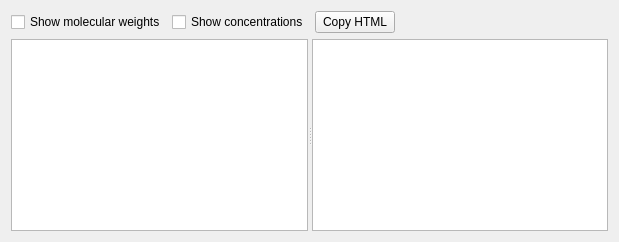
Qt form recipeEditorTemplate.ui (campagnola/pycsf) before a commit.
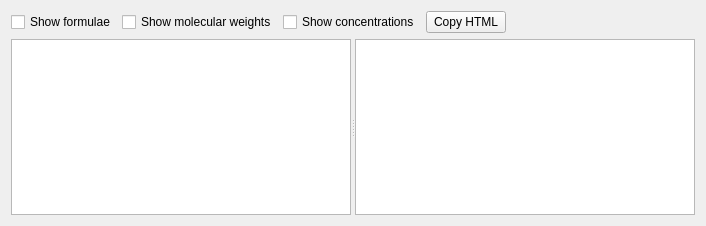
The same form after that commit.

Commit message: HTML output, remove/change solutions, molecular formulae

```diff
--- a/recipeEditorTemplate.ui
+++ b/recipeEditorTemplate.ui
@@ -6,8 +6,8 @@
    <rect>
     <x>0</x>
     <y>0</y>
-    <width>619</width>
-    <height>242</height>
+    <width>706</width>
+    <height>226</height>
    </rect>
   </property>
   <property name="windowTitle">
@@ -16,6 +16,13 @@
   <layout class="QGridLayout" name="gridLayout">
    <item row="0" column="0">
     <layout class="QHBoxLayout" name="horizontalLayout">
+     <item>
+      <widget class="QCheckBox" name="showFormulaeCheck">
+       <property name="text">
+        <string>Show formulae</string>
+       </property>
+      </widget>
+     </item>
      <item>
       <widget class="QCheckBox" name="showMWCheck">
        <property name="text">
@@ -57,7 +64,16 @@
      <property name="orientation">
       <enum>Qt::Horizontal</enum>
      </property>
-     <widget class="QListWidget" name="recipeSetList"/>
+     <widget class="QTreeWidget" name="recipeSetList">
+      <property name="headerHidden">
+       <bool>true</bool>
+      </property>
+      <column>
+       <property name="text">
+        <string notr="true">1</string>
+       </property>
+      </column>
+     </widget>
      <widget class="QTableWidget" name="recipeTable"/>
     </widget>
    </item>
```
The commit also changes 2 other files.
